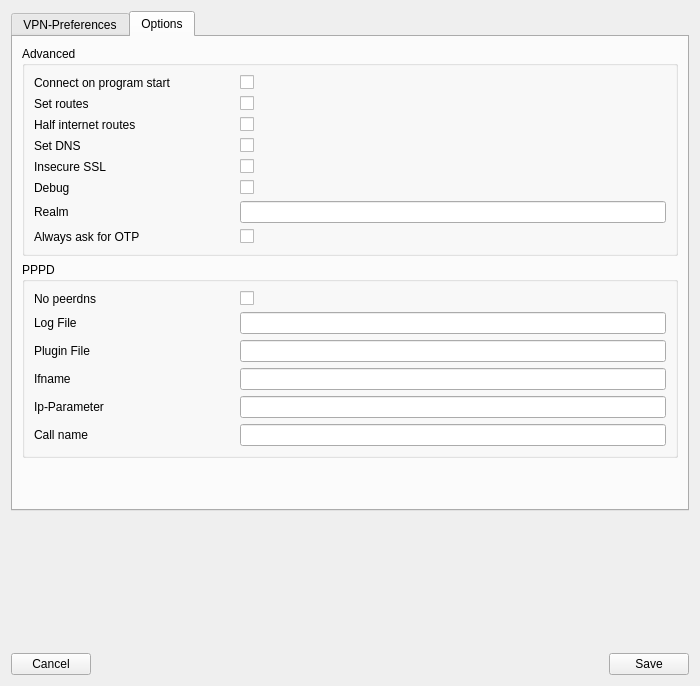
Above: openfortigui/vpnprofileeditor.ui from theinvisible/openfortigui before the change. Below: the same form after it.
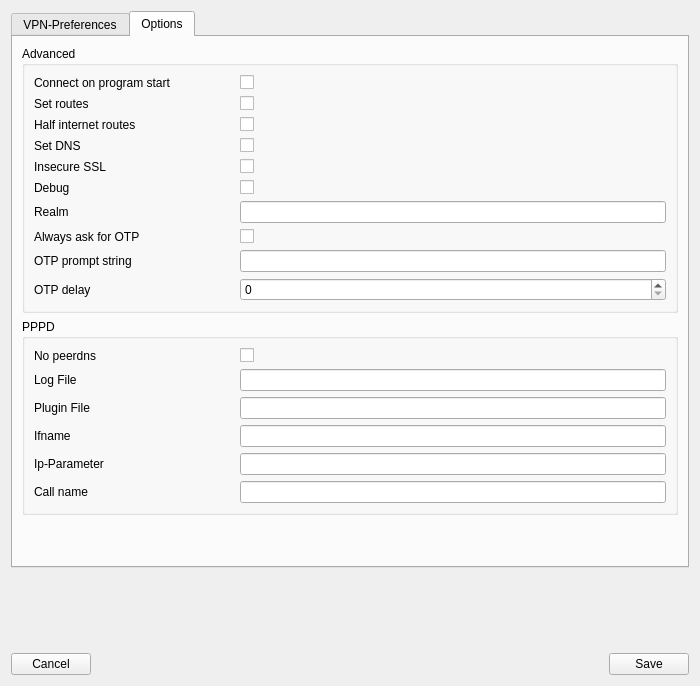
That is the form after the change. The open tabs and pages were chosen to show the change.

Commit message: Add otp_prompt and otp_delay options as in openfortivpn, translations

Patch:
```diff
--- a/openfortigui/vpnprofileeditor.ui
+++ b/openfortigui/vpnprofileeditor.ui
@@ -417,6 +417,38 @@
             </property>
            </widget>
           </item>
+          <item row="9" column="0">
+           <widget class="QLabel" name="label_24">
+            <property name="minimumSize">
+             <size>
+              <width>200</width>
+              <height>0</height>
+             </size>
+            </property>
+            <property name="text">
+             <string>OTP prompt string</string>
+            </property>
+           </widget>
+          </item>
+          <item row="10" column="0">
+           <widget class="QLabel" name="label_25">
+            <property name="minimumSize">
+             <size>
+              <width>200</width>
+              <height>0</height>
+             </size>
+            </property>
+            <property name="text">
+             <string>OTP delay</string>
+            </property>
+           </widget>
+          </item>
+          <item row="9" column="1">
+           <widget class="QLineEdit" name="leOTPPromptString"/>
+          </item>
+          <item row="10" column="1">
+           <widget class="QSpinBox" name="sbOTPDelay"/>
+          </item>
          </layout>
         </widget>
        </item>
```
The commit also changes 11 other files.
